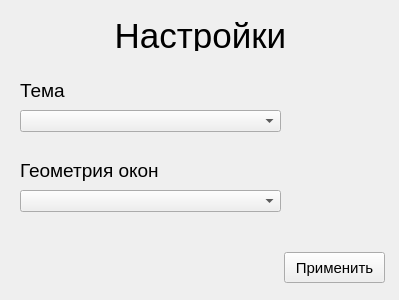
Old version of the form Emook_code/Resourses/Доп прога/Workspace/Settings.ui in the repository Shoker2/Emook.
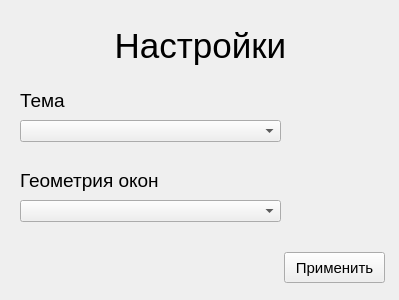
New version of the form.

Diff of the .ui file:
```diff
--- a/Emook_code/Resourses/Доп прога/Workspace/Settings.ui
+++ b/Emook_code/Resourses/Доп прога/Workspace/Settings.ui
@@ -35,7 +35,7 @@
    <property name="geometry">
     <rect>
      <x>20</x>
-     <y>80</y>
+     <y>90</y>
      <width>121</width>
      <height>21</height>
     </rect>
@@ -53,7 +53,7 @@
    <property name="geometry">
     <rect>
      <x>20</x>
-     <y>110</y>
+     <y>120</y>
      <width>261</width>
      <height>22</height>
     </rect>
@@ -70,7 +70,7 @@
      <x>10</x>
      <y>20</y>
      <width>381</width>
-     <height>31</height>
+     <height>51</height>
     </rect>
    </property>
    <property name="font">
@@ -89,7 +89,7 @@
    <property name="geometry">
     <rect>
      <x>20</x>
-     <y>190</y>
+     <y>200</y>
      <width>261</width>
      <height>22</height>
     </rect>
@@ -104,8 +104,8 @@
    <property name="geometry">
     <rect>
      <x>20</x>
-     <y>160</y>
-     <width>151</width>
+     <y>170</y>
+     <width>191</width>
      <height>21</height>
     </rect>
    </property>
```
